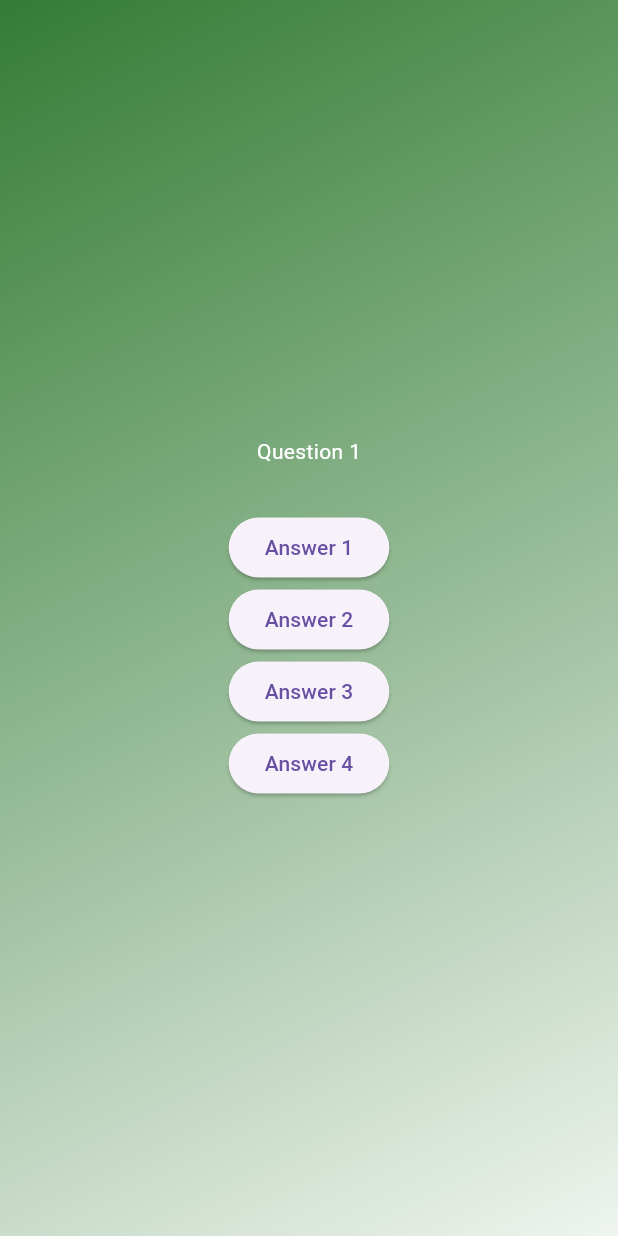
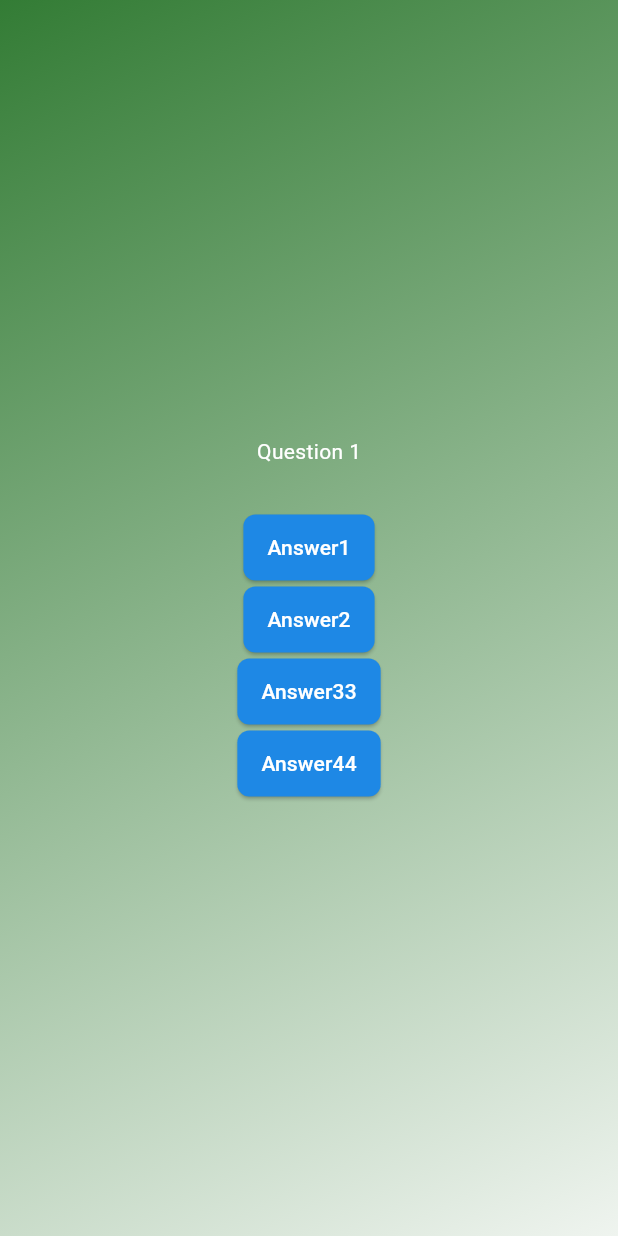
Before and after one commit to aarunprasad92/flutter_basics, a Flutter app: the screen it shows after launch, after a tap on "Start Quiz", on a phone screen of 412 x 824 dp. Run offline on Flutter 3.47's test engine with Material 3 defaults, Android fonts, the phone set to English and light mode, and no system bars.

Commit message:
Create a custom button with styling

```diff
--- /dev/null
+++ b/lib/answer_button.dart
@@ -0,0 +1,30 @@
+import 'package:flutter/material.dart';
+
+class AnswerButton extends StatelessWidget {
+  final String answerText;
+  final VoidCallback onTap;
+
+  const AnswerButton({
+    required this.answerText,
+    required this.onTap,
+    super.key,
+  });
+
+  @override
+  Widget build(BuildContext context) {
+    return ElevatedButton(
+      onPressed: onTap,
+      style: ElevatedButton.styleFrom(
+        foregroundColor: Colors.white,
+        backgroundColor: Colors.blue.shade600, // Set the text color to white
+        padding: const EdgeInsets.symmetric(
+            horizontal: 16, vertical: 12), // Add some padding
+        shape: RoundedRectangleBorder(
+          // Add rounded corners
+          borderRadius: BorderRadius.circular(8),
+        ),
+      ),
+      child: Text(answerText),
+    );
+  }
+}
--- a/lib/questions_screen.dart
+++ b/lib/questions_screen.dart
@@ -1,3 +1,4 @@
+import 'package:first_app/answer_button.dart';
 import 'package:flutter/material.dart';
 
 class QuestionsScreen extends StatefulWidget {
@@ -23,10 +24,10 @@ class _QuestionsScreenState extends State<QuestionsScreen> {
           const SizedBox(
             height: 30,
           ),
-          ElevatedButton(onPressed: () {}, child: const Text('Answer 1')),
-          ElevatedButton(onPressed: () {}, child: const Text('Answer 2')),
-          ElevatedButton(onPressed: () {}, child: const Text('Answer 3')),
-          ElevatedButton(onPressed: () {}, child: const Text('Answer 4'))
+          AnswerButton(answerText: 'Answer1', onTap: () {}),
+          AnswerButton(answerText: 'Answer2', onTap: () {}),
+          AnswerButton(answerText: 'Answer33', onTap: () {}),
+          AnswerButton(answerText: 'Answer44', onTap: () {}),
         ],
       ),
     );
```
